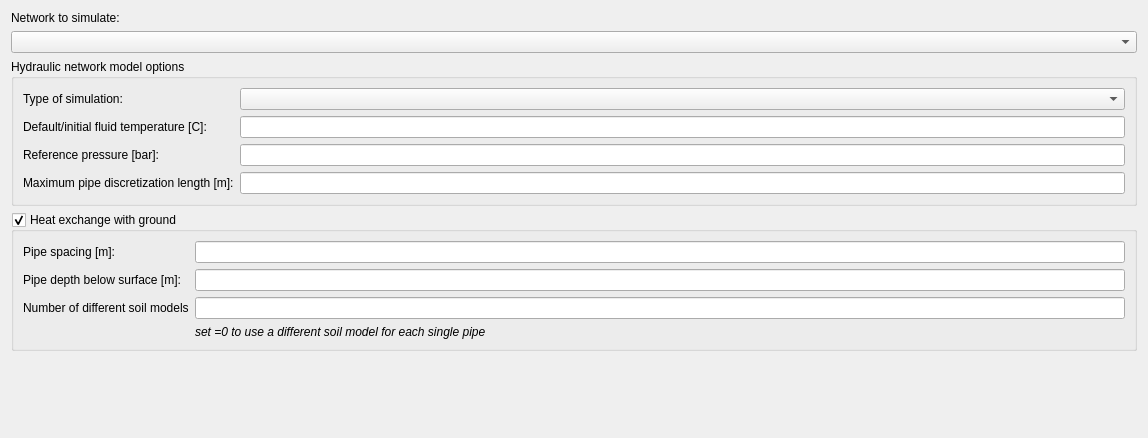
Above: SIM-VICUS/src/SVSimulationNetworkOptions.ui from ghorwin/SIM-VICUS before the change. Below: the same form after it.
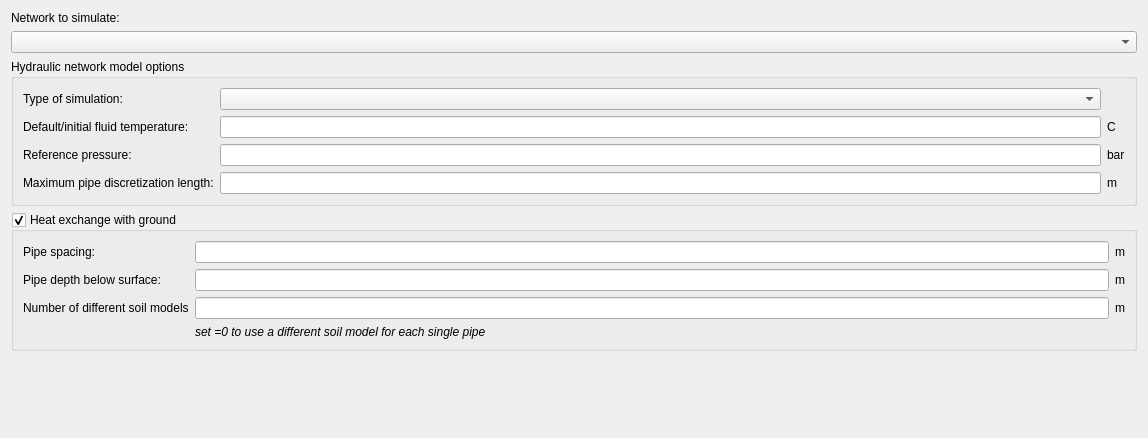
That is the form after the change. Custom widgets are drawn as their Qt base class.

```diff
--- a/SIM-VICUS/src/SVSimulationNetworkOptions.ui
+++ b/SIM-VICUS/src/SVSimulationNetworkOptions.ui
@@ -30,10 +30,16 @@
       <string>Hydraulic network model options</string>
      </property>
      <layout class="QGridLayout" name="gridLayout">
+      <item row="2" column="1">
+       <widget class="QtExt::ValidatingLineEdit" name="lineEditDefaultFluidTemperature"/>
+      </item>
+      <item row="1" column="1">
+       <widget class="QComboBox" name="comboBoxModelType"/>
+      </item>
       <item row="3" column="0">
        <widget class="QLabel" name="label_5">
         <property name="text">
-         <string>Reference pressure [bar]:</string>
+         <string>Reference pressure:</string>
         </property>
        </widget>
       </item>
@@ -44,10 +50,10 @@
         </property>
        </widget>
       </item>
-      <item row="2" column="0">
-       <widget class="QLabel" name="label_4">
+      <item row="4" column="0">
+       <widget class="QLabel" name="label_6">
         <property name="text">
-         <string>Default/initial fluid temperature [C]:</string>
+         <string>Maximum pipe discretization length:</string>
         </property>
        </widget>
       </item>
@@ -58,6 +64,13 @@
         </property>
        </widget>
       </item>
+      <item row="2" column="0">
+       <widget class="QLabel" name="label_4">
+        <property name="text">
+         <string>Default/initial fluid temperature:</string>
+        </property>
+       </widget>
+      </item>
       <item row="3" column="1">
        <widget class="QtExt::ValidatingLineEdit" name="lineEditReferencePressure">
         <property name="text">
@@ -65,18 +78,26 @@
         </property>
        </widget>
       </item>
-      <item row="2" column="1">
-       <widget class="QtExt::ValidatingLineEdit" name="lineEditDefaultFluidTemperature"/>
+      <item row="2" column="2">
+       <widget class="QLabel" name="label_11">
+        <property name="text">
+         <string>C</string>
+        </property>
+       </widget>
       </item>
-      <item row="4" column="0">
-       <widget class="QLabel" name="label_6">
+      <item row="3" column="2">
+       <widget class="QLabel" name="label_12">
         <property name="text">
-         <string>Maximum pipe discretization length [m]:</string>
+         <string>bar</string>
         </property>
        </widget>
       </item>
-      <item row="1" column="1">
-       <widget class="QComboBox" name="comboBoxModelType"/>
+      <item row="4" column="2">
+       <widget class="QLabel" name="label_13">
+        <property name="text">
+         <string>m</string>
+        </property>
+       </widget>
       </item>
      </layout>
     </widget>
@@ -89,11 +110,11 @@
      <property name="checkable">
       <bool>true</bool>
      </property>
-     <layout class="QFormLayout" name="formLayout">
+     <layout class="QGridLayout" name="gridLayout_2">
       <item row="0" column="0">
        <widget class="QLabel" name="label_7">
         <property name="text">
-         <string>Pipe spacing [m]:</string>
+         <string>Pipe spacing:</string>
         </property>
        </widget>
       </item>
@@ -104,10 +125,17 @@
         </property>
        </widget>
       </item>
+      <item row="0" column="2">
+       <widget class="QLabel" name="label_14">
+        <property name="text">
+         <string>m</string>
+        </property>
+       </widget>
+      </item>
       <item row="1" column="0">
        <widget class="QLabel" name="label_8">
         <property name="text">
-         <string>Pipe depth below surface [m]:</string>
+         <string>Pipe depth below surface:</string>
         </property>
        </widget>
       </item>
@@ -118,6 +146,13 @@
         </property>
        </widget>
       </item>
+      <item row="1" column="2">
+       <widget class="QLabel" name="label_15">
+        <property name="text">
+         <string>m</string>
+        </property>
+       </widget>
+      </item>
       <item row="2" column="0">
        <widget class="QLabel" name="label_9">
         <property name="text">
@@ -132,7 +167,14 @@
         </property>
        </widget>
       </item>
-      <item row="3" column="1">
+      <item row="2" column="2">
+       <widget class="QLabel" name="label_16">
+        <property name="text">
+         <string>m</string>
+        </property>
+       </widget>
+      </item>
+      <item row="3" column="1" colspan="2">
        <widget class="QLabel" name="label_10">
         <property name="font">
          <font>
```
